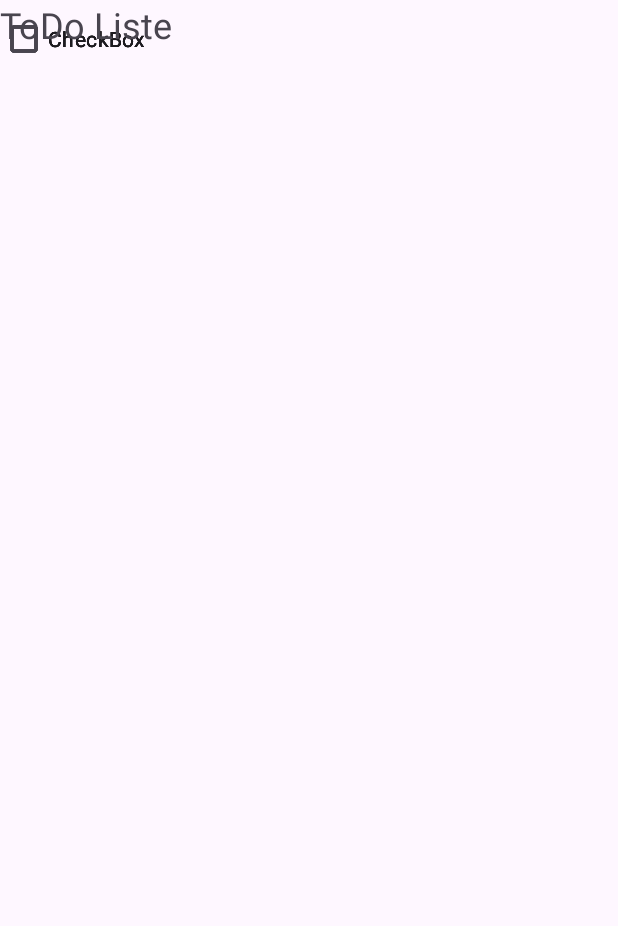
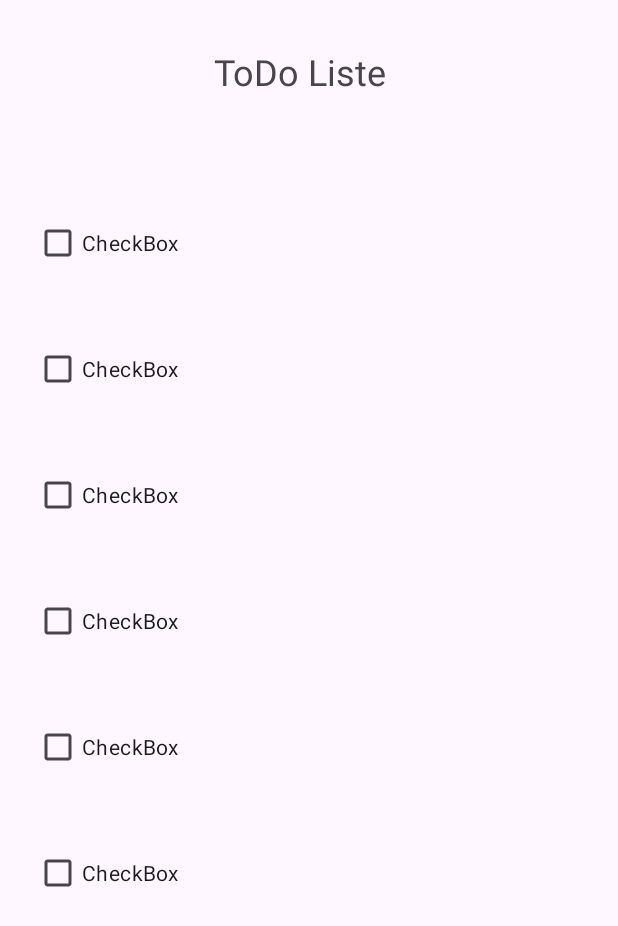
Before and after one commit to Etienne-ctc/SafeSpace, an Android app: the DayActivitiesPatient screen opened directly, with no data from a screen before it, on a phone screen of 412 x 824 dp. Shown: the top 926 px of the screen. Run offline under Robolectric (Android 15) with nearby library versions, the phone set to English and light mode, and no system bars.

Commit message:
add constraint

```diff
--- a/app/src/main/res/layout/activity_day_activities.xml
+++ b/app/src/main/res/layout/activity_day_activities.xml
@@ -10,56 +10,84 @@
         android:id="@+id/checkBox"
         android:layout_width="355dp"
         android:layout_height="52dp"
+        android:layout_marginStart="22dp"
+        android:layout_marginTop="43dp"
+        android:layout_marginEnd="34dp"
         android:text="CheckBox"
-        tools:layout_editor_absoluteX="22dp"
-        tools:layout_editor_absoluteY="135dp" />
+        app:layout_constraintEnd_toEndOf="parent"
+        app:layout_constraintStart_toStartOf="parent"
+        app:layout_constraintTop_toBottomOf="@+id/todo_textView" />
 
     <CheckBox
         android:id="@+id/checkBox2"
         android:layout_width="355dp"
         android:layout_height="52dp"
+        android:layout_marginStart="22dp"
+        android:layout_marginTop="32dp"
+        android:layout_marginEnd="34dp"
         android:text="CheckBox"
-        tools:layout_editor_absoluteX="22dp"
-        tools:layout_editor_absoluteY="219dp" />
+        app:layout_constraintEnd_toEndOf="parent"
+        app:layout_constraintStart_toStartOf="parent"
+        app:layout_constraintTop_toBottomOf="@+id/checkBox" />
 
     <CheckBox
         android:id="@+id/checkBox3"
         android:layout_width="355dp"
         android:layout_height="52dp"
+        android:layout_marginStart="22dp"
+        android:layout_marginTop="32dp"
+        android:layout_marginEnd="34dp"
         android:text="CheckBox"
-        tools:layout_editor_absoluteX="22dp"
-        tools:layout_editor_absoluteY="306dp" />
+        app:layout_constraintEnd_toEndOf="parent"
+        app:layout_constraintStart_toStartOf="parent"
+        app:layout_constraintTop_toBottomOf="@+id/checkBox2" />
 
     <CheckBox
         android:id="@+id/checkBox4"
         android:layout_width="355dp"
         android:layout_height="52dp"
+        android:layout_marginStart="22dp"
+        android:layout_marginTop="32dp"
+        android:layout_marginEnd="34dp"
         android:text="CheckBox"
-        tools:layout_editor_absoluteX="22dp"
-        tools:layout_editor_absoluteY="392dp" />
+        app:layout_constraintEnd_toEndOf="parent"
+        app:layout_constraintStart_toStartOf="parent"
+        app:layout_constraintTop_toBottomOf="@+id/checkBox3" />
 
     <CheckBox
         android:id="@+id/checkBox5"
         android:layout_width="355dp"
         android:layout_height="52dp"
+        android:layout_marginStart="22dp"
+        android:layout_marginTop="32dp"
+        android:layout_marginEnd="34dp"
         android:text="CheckBox"
-        tools:layout_editor_absoluteX="22dp"
-        tools:layout_editor_absoluteY="480dp" />
+        app:layout_constraintEnd_toEndOf="parent"
+        app:layout_constraintStart_toStartOf="parent"
+        app:layout_constraintTop_toBottomOf="@+id/checkBox4" />
 
     <CheckBox
         android:id="@+id/checkBox6"
         android:layout_width="355dp"
         android:layout_height="52dp"
+        android:layout_marginStart="22dp"
+        android:layout_marginTop="32dp"
+        android:layout_marginEnd="34dp"
         android:text="CheckBox"
-        tools:layout_editor_absoluteX="22dp"
-        tools:layout_editor_absoluteY="560dp" />
+        app:layout_constraintEnd_toEndOf="parent"
+        app:layout_constraintStart_toStartOf="parent"
+        app:layout_constraintTop_toBottomOf="@+id/checkBox5" />
 
     <TextView
         android:id="@+id/todo_textView"
         android:layout_width="126dp"
         android:layout_height="61dp"
+        android:layout_marginStart="142dp"
+        android:layout_marginTop="31dp"
+        android:layout_marginEnd="143dp"
         android:text="ToDo Liste"
         android:textSize="24sp"
-        tools:layout_editor_absoluteX="142dp"
-        tools:layout_editor_absoluteY="31dp" />
+        app:layout_constraintEnd_toEndOf="parent"
+        app:layout_constraintStart_toStartOf="parent"
+        app:layout_constraintTop_toTopOf="parent" />
 </androidx.constraintlayout.widget.ConstraintLayout>
```
